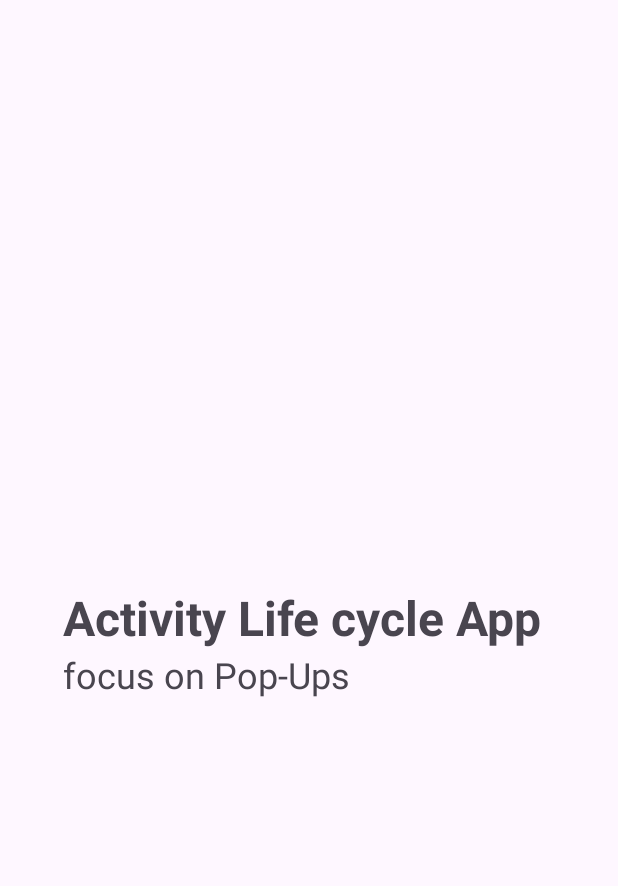
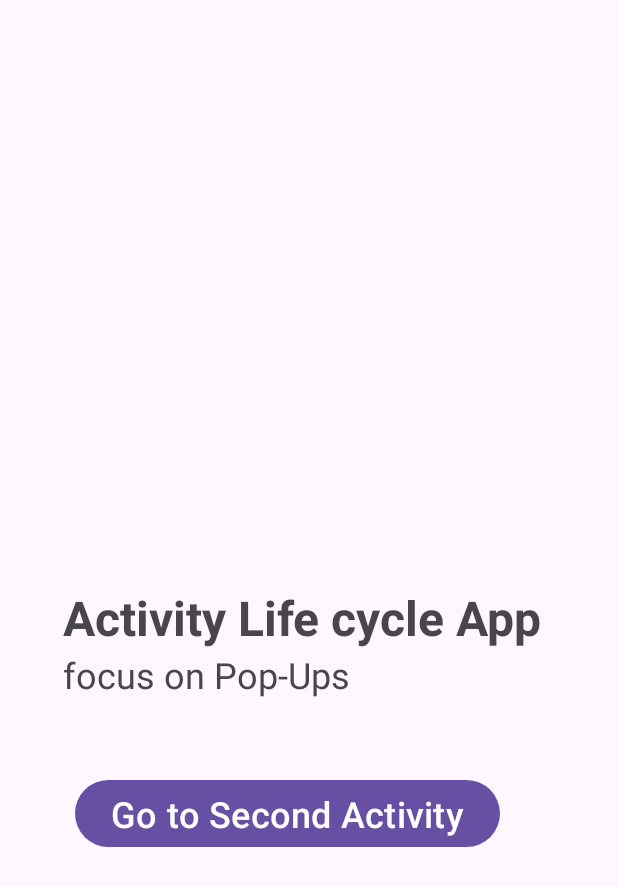
Before and after one commit to Vaibhavbansal15/Android_APPs, an Android app: the screen it shows after launch (MainActivity), on a phone screen of 412 x 824 dp. Shown: the top 886 px of the screen. Run offline under Robolectric (Android 15) with nearby library versions, the phone set to English and light mode, and no system bars.

Commit message:
Added Explicit Intent In this App to Go on a Second Activity page.

```diff
--- a/LayoutApp/app/src/main/AndroidManifest.xml
+++ b/LayoutApp/app/src/main/AndroidManifest.xml
@@ -13,6 +13,9 @@
         android:theme="@style/Theme.Constraint_layout"
         tools:targetApi="31">
         <activity
+            android:name=".SecondActivity"
+            android:exported="false" />
+        <activity
             android:name=".MainActivity"
             android:exported="true">
             <intent-filter>
--- a/LayoutApp/app/src/main/java/com/example/constraint_layout/MainActivity.java
+++ b/LayoutApp/app/src/main/java/com/example/constraint_layout/MainActivity.java
@@ -2,7 +2,11 @@ package com.example.constraint_layout;
 
 import androidx.appcompat.app.AppCompatActivity;
 
+import android.content.Intent;
 import android.os.Bundle;
+import android.view.View;
+import android.widget.Button;
+import android.widget.QuickContactBadge;
 import android.widget.Toast;
 
 public class MainActivity extends AppCompatActivity {
@@ -12,11 +16,27 @@ public class MainActivity extends AppCompatActivity {
         super.onCreate(savedInstanceState);
         setContentView(R.layout.activity_main);
 
+        Button myBtn = findViewById(R.id.btn);
+        myBtn.setOnClickListener(new View.OnClickListener() {
+            @Override
+            public void onClick(View view) {
+                goToSecondActivity();
+            }
+        });
+
+
         // Initializing UI Elements and Variables here
         Toast.makeText(this,
                 "onCreate() is called ",
                 Toast.LENGTH_SHORT).show();
     }
+
+    public void goToSecondActivity(){
+        Intent intent = new Intent(this, SecondActivity.class);
+        startActivity(intent);
+    }
+
+
 
     @Override
     protected void onStart() {
--- a/LayoutApp/app/src/main/res/layout/activity_main.xml
+++ b/LayoutApp/app/src/main/res/layout/activity_main.xml
@@ -26,6 +26,15 @@
         android:text="focus on Pop-Ups"
         android:textSize="24sp" />
 
+    <Button
+        android:id="@+id/btn"
+        android:layout_width="wrap_content"
+        android:layout_height="wrap_content"
+        android:text="Go to Second Activity"
+        android:layout_margin="50dp"
+        android:layout_below="@id/text2"
+        android:textSize="24sp" />
+
     <androidx.constraintlayout.widget.Guideline
         android:id="@+id/guideline"
         android:layout_width="wrap_content"
```
